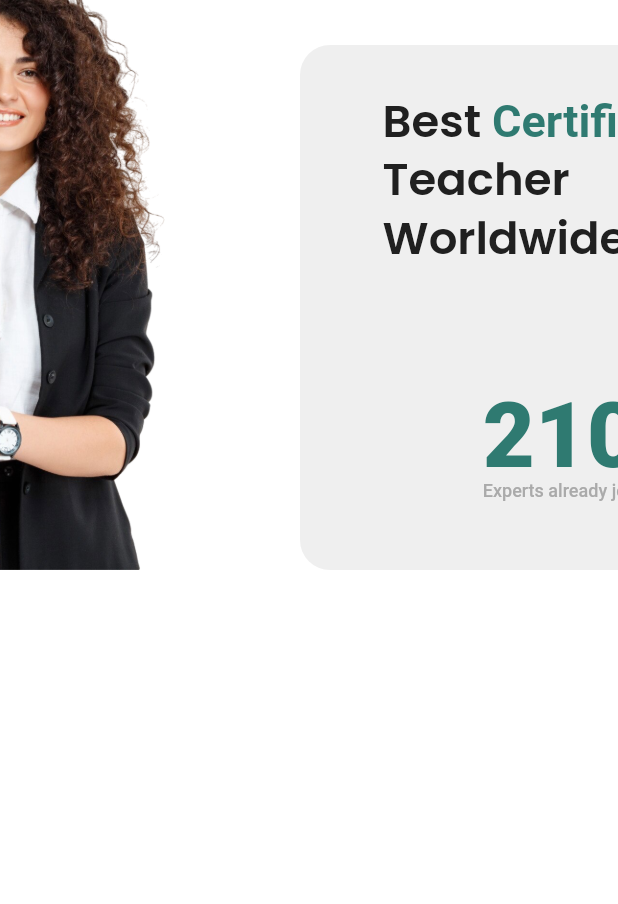
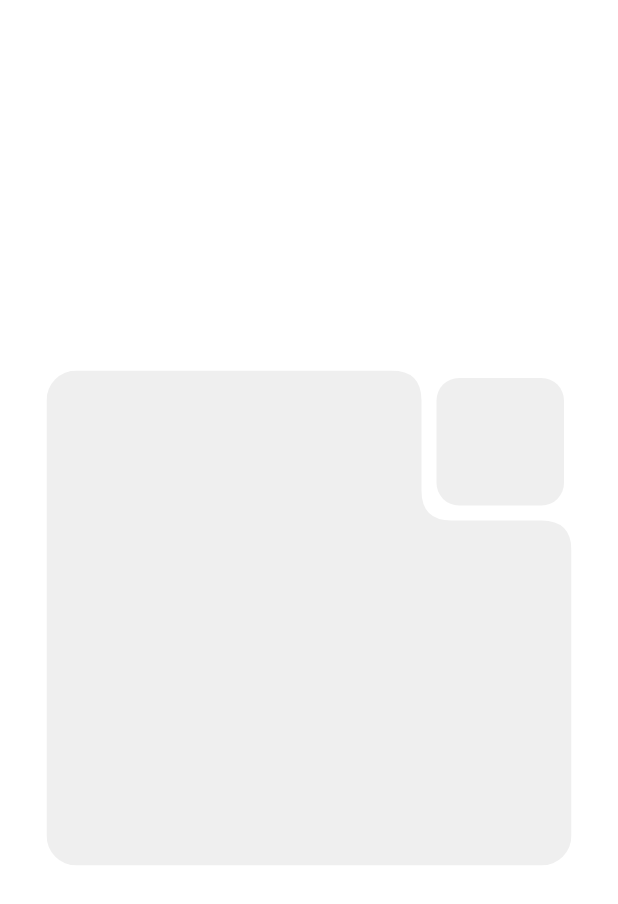
Before and after one commit to NappyNexus/Jardin-de-Principes-Web-Page, a Flutter app: the screen it shows after launch, on a phone screen of 412 x 824 dp. Shown: the top 904 px of the screen. Run offline on Flutter 3.47's test engine with Material 3 defaults, Android fonts, the phone set to English and light mode, and no system bars; our stand-ins replace google_fonts.

Commit message:
transforming card and custome chape done

```diff
--- a/lib/Widgets/certified_card.dart
+++ b/lib/Widgets/certified_card.dart
@@ -75,7 +75,7 @@ class CertifiedCard extends StatelessWidget {
           ),
         ),
         Positioned(
-          left: -135,
+          left: 0,
           top: -20,
           child: Image.asset('assets/teacher.png', height: 400),
         ),
--- /dev/null
+++ b/lib/Widgets/custom_shape_square.dart
@@ -0,0 +1,169 @@
+import 'package:flutter/material.dart';
+
+class Test extends StatelessWidget {
+  const Test({super.key});
+
+  @override
+  Widget build(BuildContext context) {
+    return MaterialApp(
+      home: Scaffold(
+        backgroundColor: Colors.white,
+        body: Center(
+          child: Stack(
+            children: [
+              // Big Square with Rounded Cutout
+              ClipPath(
+                clipper: RoundedCutoutClipper(),
+                child: Container(
+                  width: 350,
+                  height: 330,
+                  decoration: BoxDecoration(
+                    color: Color(0xFFefefef),
+                    borderRadius: BorderRadius.circular(20), // Rounded corners
+                  ),
+                ),
+              ),
+              // Small Square (Separate)
+              Positioned(
+                top: 5, // Offset slightly for rounded effect
+                right: 5,
+                child: Container(
+                  width: 85,
+                  height: 85,
+                  decoration: BoxDecoration(
+                    color: Color(0xFFefefef),
+                    borderRadius: BorderRadius.circular(15), // Rounded corners
+                  ),
+                ),
+              ),
+            ],
+          ),
+        ),
+      ),
+    );
+  }
+}
+
+// Custom Clipper with Rounded Cutout
+class RoundedCutoutClipper extends CustomClipper<Path> {
+  @override
+  Path getClip(Size size) {
+    double cutoutSize = 100; // Slightly larger for rounding effect
+    double radius = 20; // Corner radius
+
+    Path path =
+        Path()
+          ..moveTo(radius, 0)
+          ..lineTo(size.width - cutoutSize - radius, 0)
+          ..quadraticBezierTo(
+            size.width - cutoutSize,
+            0,
+            size.width - cutoutSize,
+            radius,
+          )
+          ..lineTo(size.width - cutoutSize, cutoutSize - radius)
+          ..quadraticBezierTo(
+            size.width - cutoutSize,
+            cutoutSize,
+            size.width - cutoutSize + radius,
+            cutoutSize,
+          )
+          ..lineTo(size.width - radius, cutoutSize)
+          ..quadraticBezierTo(
+            size.width,
+            cutoutSize,
+            size.width,
+            cutoutSize + radius,
+          )
+          ..lineTo(size.width, size.height - radius)
+          ..quadraticBezierTo(
+            size.width,
+            size.height,
+            size.width - radius,
+            size.height,
+          )
+          ..lineTo(radius, size.height)
+          ..quadraticBezierTo(0, size.height, 0, size.height - radius)
+          ..lineTo(0, radius)
+          ..quadraticBezierTo(0, 0, radius, 0)
+          ..close();
+
+    return path;
+  }
+
+  @override
+  bool shouldReclip(RoundedCutoutClipper oldClipper) => false;
+}
+
+
+// @override
+//   Widget build(BuildContext context) {
+//     return MaterialApp(
+//       debugShowCheckedModeBanner: false,
+//       home: Scaffold(
+//         backgroundColor: Colors.white,
+//         body: Center(
+//           child: Stack(
+//             children: [
+//               // Big Square with Rounded Cutout at Bottom Right
+//               ClipPath(
+//                 clipper: BottomRightCutoutClipper(),
+//                 child: Container(
+//                   width: 200,
+//                   height: 200,
+//                   decoration: BoxDecoration(
+//                     color: Colors.black,
+//                     borderRadius: BorderRadius.circular(20), // Rounded corners
+//                   ),
+//                 ),
+//               ),
+//               // Small Square (Separate)
+//               Positioned(
+//                 bottom: 5, // Move to bottom
+//                 right: 5, // Align to right
+//                 child: Container(
+//                   width: 50,
+//                   height: 50,
+//                   decoration: BoxDecoration(
+//                     color: Colors.black,
+//                     borderRadius: BorderRadius.circular(15), // Rounded corners
+//                   ),
+//                 ),
+//               ),
+//             ],
+//           ),
+//         ),
+//       ),
+//     );
+//   }
+// }
+
+// // Custom Clipper with Cutout at Bottom Right
+// class BottomRightCutoutClipper extends CustomClipper<Path> {
+//   @override
+//   Path getClip(Size size) {
+//     double cutoutSize = 55; // Slightly larger for rounding effect
+//     double radius = 20; // Corner radius
+
+//     Path path = Path()
+//       ..moveTo(radius, 0) // Top-left corner
+//       ..lineTo(size.width - radius, 0)
+//       ..quadraticBezierTo(size.width, 0, size.width, radius) // Top-right rounded corner
+//       ..lineTo(size.width, size.height - cutoutSize - radius)
+//       ..quadraticBezierTo(size.width, size.height - cutoutSize, size.width - radius, size.height - cutoutSize)
+//       ..lineTo(size.width - cutoutSize + radius, size.height - cutoutSize)
+//       ..quadraticBezierTo(size.width - cutoutSize, size.height - cutoutSize, size.width - cutoutSize, size.height - cutoutSize + radius)
+//       ..lineTo(size.width - cutoutSize, size.height - radius)
+//       ..quadraticBezierTo(size.width - cutoutSize, size.height, size.width - cutoutSize - radius, size.height)
+//       ..lineTo(radius, size.height)
+//       ..quadraticBezierTo(0, size.height, 0, size.height - radius) // Bottom-left rounded corner
+//       ..lineTo(0, radius)
+//       ..quadraticBezierTo(0, 0, radius, 0) // Back to start
+//       ..close();
+
+//     return path;
+//   }
+
+//   @override
+//   bool shouldReclip(BottomRightCutoutClipper oldClipper) => false;
+// }
--- a/lib/main.dart
+++ b/lib/main.dart
@@ -1,6 +1,5 @@
 import 'package:flutter/material.dart';
-
-import 'package:jdp_web/Widgets/certified_card.dart';
+import 'package:jdp_web/Widgets/custom_shape_square.dart';
 
 void main() {
   runApp(const MyApp());
@@ -16,58 +15,7 @@ class MyApp extends StatelessWidget {
       theme: ThemeData(
         colorScheme: ColorScheme.fromSeed(seedColor: Colors.deepPurple),
       ),
-      home: CertifiedCard(),
+      home: Test(),
     );
   }
 }
-
-// class HomePage extends StatelessWidget {
-//   const HomePage({super.key});
-
-//   @override
-//   Widget build(BuildContext context) {
-//     return Scaffold(
-//       appBar: AppBar(
-//         title: Text('EduLearn'),
-//         actions: [
-//           NavBarItem(label: 'Find Sub', onTap: () {}),
-//           NavBarItem(label: 'For School', onTap: () {}),
-//           NavBarItem(label: 'Resource', onTap: () {}),
-//           NavBarItem(label: 'About Us', onTap: () {}),
-//           Padding(
-//             padding: const EdgeInsets.symmetric(horizontal: 8.0),
-//             child: ElevatedButton(
-//               onPressed: () {
-//                 // Handle the appointment action
-//               },
-//               style: ElevatedButton.styleFrom(
-//                 foregroundColor: Colors.white,
-//                 backgroundColor: Colors.green, // Text color
-//               ),
-//               child: Text('Make Appointment'),
-//             ),
-//           ),
-//         ],
-//       ),
-//       body: Center(child: Text('Welcome to EduLearn!')),
-//     );
-//   }
-// }
-
-// class NavBarItem extends StatelessWidget {
-//   final String label;
-//   final VoidCallback onTap;
-
-//   const NavBarItem({super.key, required this.label, required this.onTap});
-
-//   @override
-//   Widget build(BuildContext context) {
-//     return Padding(
-//       padding: const EdgeInsets.symmetric(horizontal: 16.0),
-//       child: InkWell(
-//         onTap: onTap,
-//         child: Text(label, style: TextStyle(fontSize: 16, color: Colors.black)),
-//       ),
-//     );
-//   }
-// }
```
Also changed, not shown: lib/Widgets/transforming_card.dart (added, +144 -0 lines), assets/certified.svg (added), assets/green_starline.png (added), assets/kid_board.jpg (added), assets/orange_arrow.png (added), assets/teacher.png, pubspec.lock, 1 other file.
